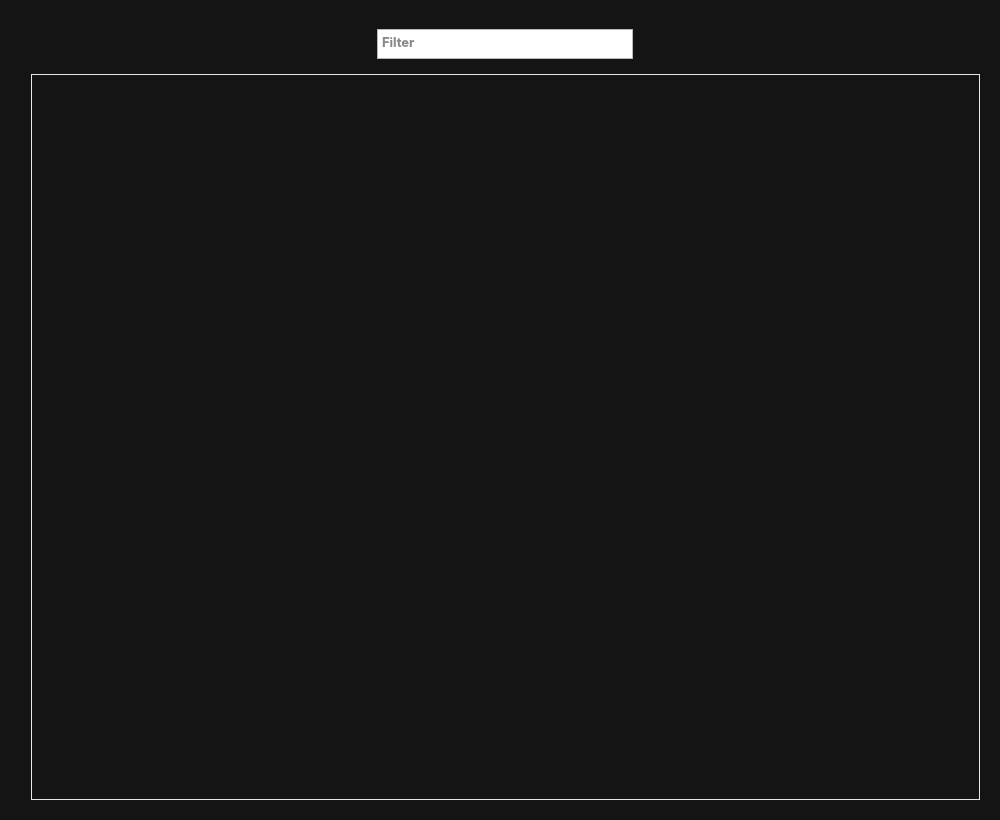
Before: the Qt Designer form ui/gallery.ui in komtraya/wcgx, drawn with Qt 5.
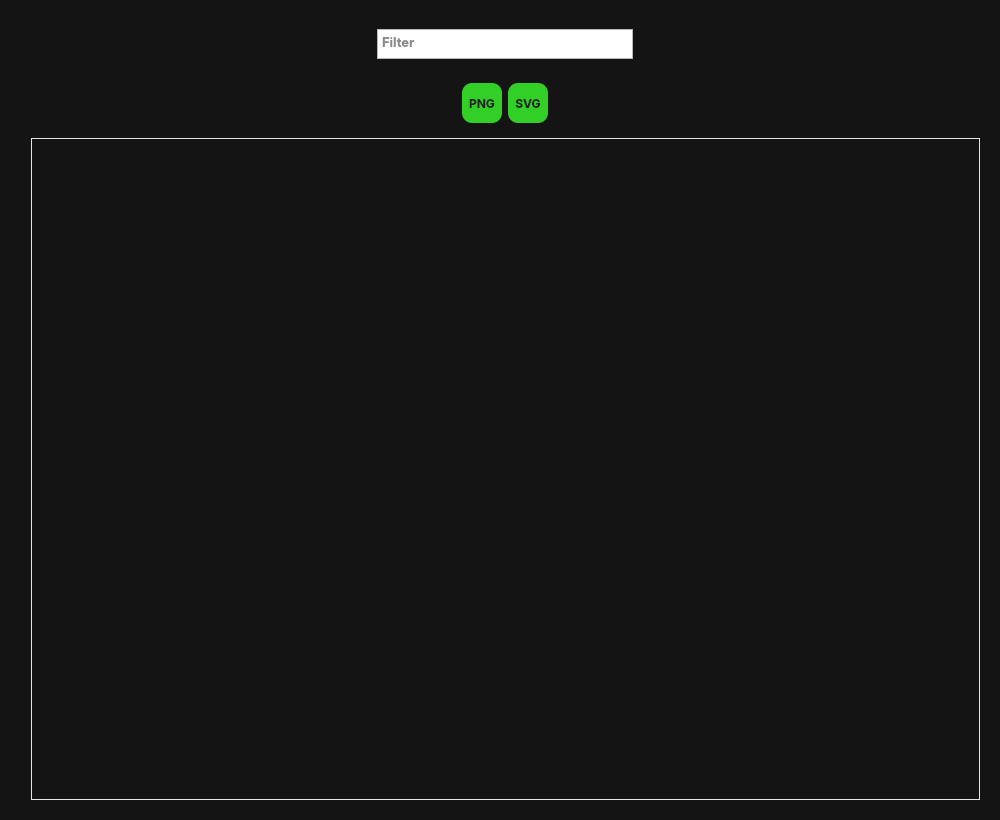
After: the same form once the commit is applied. Icons and pictures are not drawn.

```diff
--- a/ui/gallery.ui
+++ b/ui/gallery.ui
@@ -111,6 +111,104 @@
         </layout>
        </widget>
       </item>
+      <item alignment="Qt::AlignHCenter">
+       <widget class="QFrame" name="downloadImageFA_Frame">
+        <property name="sizePolicy">
+         <sizepolicy hsizetype="Fixed" vsizetype="Fixed">
+          <horstretch>0</horstretch>
+          <verstretch>0</verstretch>
+         </sizepolicy>
+        </property>
+        <layout class="QHBoxLayout" name="horizontalLayout_3">
+         <item>
+          <widget class="QPushButton" name="export_fa_png_btn">
+           <property name="minimumSize">
+            <size>
+             <width>40</width>
+             <height>40</height>
+            </size>
+           </property>
+           <property name="maximumSize">
+            <size>
+             <width>40</width>
+             <height>40</height>
+            </size>
+           </property>
+           <property name="font">
+            <font>
+             <family>Inter</family>
+             <pointsize>9</pointsize>
+             <italic>false</italic>
+             <bold>true</bold>
+            </font>
+           </property>
+           <property name="toolTip">
+            <string>&lt;html&gt;&lt;head/&gt;&lt;body&gt;&lt;p&gt;&lt;span style=&quot; font-size:10pt; font-weight:400;&quot;&gt;Export selected icon&lt;/span&gt;&lt;/p&gt;&lt;/body&gt;&lt;/html&gt;</string>
+           </property>
+           <property name="styleSheet">
+            <string notr="true">QPushButton {
+    background-color: #32d026;
+    color: #212121;
+}
+QPushButton:pressed{
+	 padding-left: 3px;
+     padding-top: 3px;
+}</string>
+           </property>
+           <property name="text">
+            <string>PNG</string>
+           </property>
+           <attribute name="buttonGroup">
+            <string notr="true">downloadButtonsGroup</string>
+           </attribute>
+          </widget>
+         </item>
+         <item>
+          <widget class="QPushButton" name="export_fa_svg_btn">
+           <property name="minimumSize">
+            <size>
+             <width>40</width>
+             <height>40</height>
+            </size>
+           </property>
+           <property name="maximumSize">
+            <size>
+             <width>40</width>
+             <height>40</height>
+            </size>
+           </property>
+           <property name="font">
+            <font>
+             <family>Inter</family>
+             <pointsize>9</pointsize>
+             <italic>false</italic>
+             <bold>true</bold>
+            </font>
+           </property>
+           <property name="toolTip">
+            <string>&lt;html&gt;&lt;head/&gt;&lt;body&gt;&lt;p&gt;&lt;span style=&quot; font-size:10pt; font-weight:400;&quot;&gt;Export selected icon&lt;/span&gt;&lt;/p&gt;&lt;/body&gt;&lt;/html&gt;</string>
+           </property>
+           <property name="styleSheet">
+            <string notr="true">QPushButton {
+    background-color: #32d026;
+	color: #212121;
+}
+QPushButton:pressed{
+	 padding-left: 3px;
+     padding-top: 3px;
+}</string>
+           </property>
+           <property name="text">
+            <string>SVG</string>
+           </property>
+           <attribute name="buttonGroup">
+            <string notr="true">downloadButtonsGroup</string>
+           </attribute>
+          </widget>
+         </item>
+        </layout>
+       </widget>
+      </item>
       <item>
        <widget class="QListWidget" name="masks_list">
         <property name="sizePolicy">
```
Left out of the diff: 5 changed lines with no effect on the pictures.
